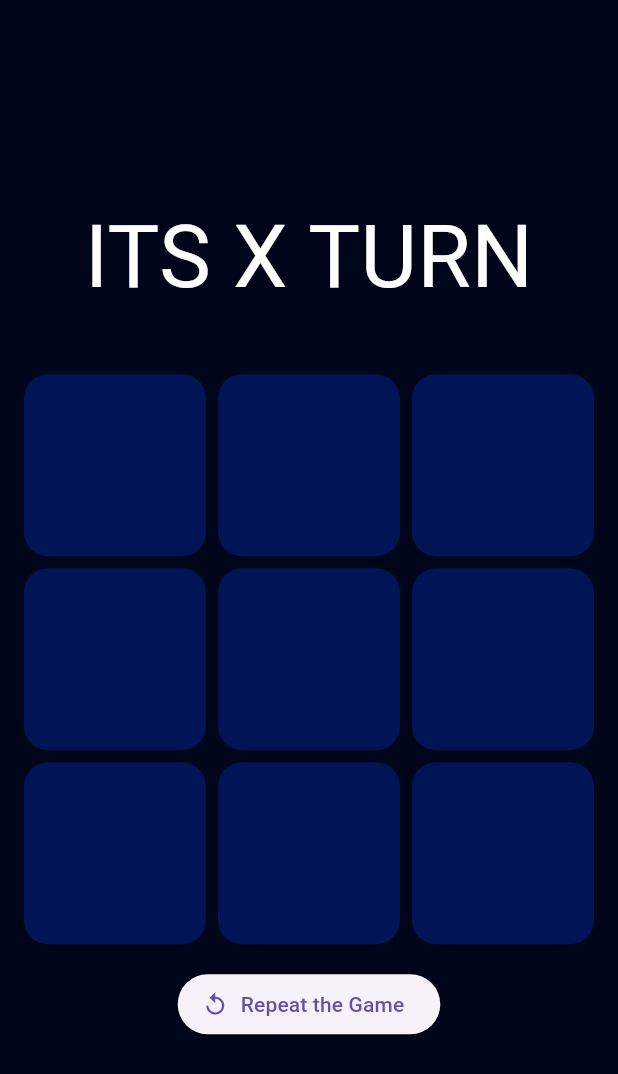
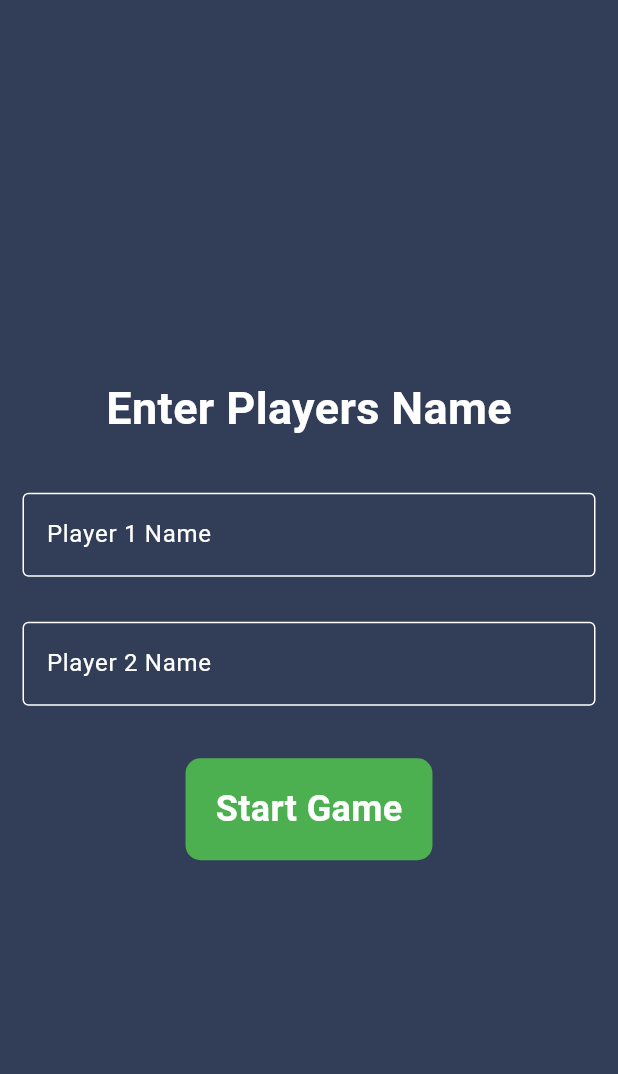
Before and after one commit to Mubashir-Jaweed/source_tree_practice, a Flutter app: the screen it shows after launch, on a phone screen of 412 x 824 dp. Shown: the top 1074 px of the screen. Run offline on Flutter 3.47's test engine with Material 3 defaults, Android fonts, the phone set to English and light mode, and no system bars.

Commit message:
theme change

```diff
--- /dev/null
+++ b/lib/game_screen.dart
@@ -0,0 +1,16 @@
+import 'package:flutter/material.dart';
+
+class GameScreen extends StatefulWidget {
+  String player1;
+  String player2;
+  GameScreen({required this.player1, required this.player2});
+  @override
+  State<GameScreen> createState() => _GameScreenState();
+}
+
+class _GameScreenState extends State<GameScreen> {
+  @override
+  Widget build(BuildContext context) {
+    return Scaffold();
+  }
+}
--- /dev/null
+++ b/lib/home_screen.dart
@@ -0,0 +1,156 @@
+import 'package:flutter/material.dart';
+import 'package:tictactoe/game_screen.dart';
+
+class HomeScreen extends StatefulWidget {
+  const HomeScreen({super.key});
+
+  @override
+  State<HomeScreen> createState() => _HomeScreenState();
+}
+
+class _HomeScreenState extends State<HomeScreen> {
+  final GlobalKey<FormState> _formKey = GlobalKey<FormState>();
+
+  final TextEditingController player1Controller = TextEditingController();
+  final TextEditingController player2Controller = TextEditingController();
+
+  @override
+  Widget build(BuildContext context) {
+    return Scaffold(
+      backgroundColor: Color(0xff323D58),
+      body: Form(
+        key: _formKey,
+        child: Column(
+          mainAxisAlignment: MainAxisAlignment.center,
+          children: [
+            Text(
+              'Enter Players Name',
+              style: TextStyle(
+                fontSize: 30,
+                fontWeight: FontWeight.bold,
+                color: Colors.white,
+              ),
+            ),
+            SizedBox(
+              height: 20,
+            ),
+            Padding(
+              padding: EdgeInsets.all(
+                (15),
+              ),
+              child: TextFormField(
+                controller: player1Controller,
+                style: TextStyle(color: Colors.white),
+                decoration: InputDecoration(
+                  focusedBorder: OutlineInputBorder(
+                    borderSide: BorderSide(
+                      color: Colors.white,
+                    ),
+                  ),
+                  focusedErrorBorder: OutlineInputBorder(
+                    borderSide: BorderSide(
+                      color: Colors.red,
+                    ),
+                  ),
+                  enabledBorder: OutlineInputBorder(
+                    borderSide: BorderSide(
+                      color: Colors.white,
+                    ),
+                  ),
+                  errorBorder: OutlineInputBorder(
+                    borderSide: BorderSide(
+                      color: Colors.red,
+                    ),
+                  ),
+                  hintText: "Player 1 Name",
+                  hintStyle: TextStyle(color: Colors.white),
+                ),
+                validator: (value) {
+                  if (value == null || value.isEmpty) {
+                    return "Please enter player 1 name";
+                  }
+                  return null;
+                },
+              ),
+            ),
+            Padding(
+              padding: EdgeInsets.all(
+                (15),
+              ),
+              child: TextFormField(
+                controller: player2Controller,
+                style: TextStyle(color: Colors.white),
+                decoration: InputDecoration(
+                  focusedBorder: OutlineInputBorder(
+                    borderSide: BorderSide(
+                      color: Colors.white,
+                    ),
+                  ),
+                  focusedErrorBorder: OutlineInputBorder(
+                    borderSide: BorderSide(
+                      color: Colors.red,
+                    ),
+                  ),
+                  enabledBorder: OutlineInputBorder(
+                    borderSide: BorderSide(
+                      color: Colors.white,
+                    ),
+                  ),
+                  errorBorder: OutlineInputBorder(
+                    borderSide: BorderSide(
+                      color: Colors.red,
+                    ),
+                  ),
+                  hintText: "Player 2 Name",
+                  hintStyle: TextStyle(color: Colors.white),
+                ),
+                validator: (value) {
+                  if (value == null || value.isEmpty) {
+                    return "Please enter player 2 name";
+                  }
+                  return null;
+                },
+              ),
+            ),
+            SizedBox(
+              height: 20,
+            ),
+            InkWell(
+              onTap: () {
+                if (_formKey.currentState!.validate()) {
+                  Navigator.push(
+                    context,
+                    MaterialPageRoute(
+                      builder: (context) => GameScreen(
+                        player1: player1Controller.text,
+                        player2: player2Controller.text,
+                      ),
+                    ),
+                  );
+                }
+              },
+              child: Container(
+                decoration: BoxDecoration(
+                  color: Colors.green,
+                  borderRadius: BorderRadius.circular(10),
+                ),
+                padding: EdgeInsets.symmetric(
+                  vertical: 17,
+                  horizontal: 20,
+                ),
+                child: Text(
+                  "Start Game",
+                  style: TextStyle(
+                    fontSize: 24,
+                    fontWeight: FontWeight.bold,
+                    color: Colors.white,
+                  ),
+                ),
+              ),
+            )
+          ],
+        ),
+      ),
+    );
+  }
+}
--- a/lib/main.dart
+++ b/lib/main.dart
@@ -1,6 +1,6 @@
 import 'package:flutter/material.dart';
-import 'package:tictactoe/ui/theme/color.dart';
-import 'package:tictactoe/utils/game_logic.dart';
+import 'package:tictactoe/home_screen.dart';
+
 
 void main() {
   runApp(const MyApp());
@@ -9,110 +9,12 @@ void main() {
 class MyApp extends StatelessWidget {
   const MyApp({super.key});
 
-  // This widget is the root of your application.
-  @override
-  Widget build(BuildContext context) {
-    return MaterialApp(home: GameScreen());
-  }
-}
-
-class GameScreen extends StatefulWidget {
-  const GameScreen({super.key});
-
-  @override
-  State<GameScreen> createState() => _GameScreenState();
-}
-
-class _GameScreenState extends State<GameScreen> {
-  String lastValue = "X";
-  bool gameOver = false;
-  int turn = 0;
-
-  Game game = Game();
-
-  @override
-  void initState() {
-    // TODO: implement initState
-    super.initState();
-    game.board = Game.initGameBoard();
-    print(game.board);
-  }
 
   @override
   Widget build(BuildContext context) {
-    double boardWidth = MediaQuery.of(context).size.width;
-    return Scaffold(
-      backgroundColor: MainColor.primaryColor,
-      body: Column(
-        mainAxisAlignment: MainAxisAlignment.center,
-        crossAxisAlignment: CrossAxisAlignment.center,
-        children: [
-          Text(
-            'its ${lastValue} turn'.toUpperCase(),
-            style: TextStyle(
-              color: Colors.white,
-              fontSize: 58,
-            ),
-          ),
-          SizedBox(
-            height: 20.0,
-          ),
-          Container(
-            width: boardWidth,
-            height: boardWidth,
-            child: GridView.count(
-              crossAxisCount: Game.boardLength ~/ 3,
-              padding: EdgeInsets.all(16.0),
-              mainAxisSpacing: 8.0,
-              crossAxisSpacing: 8.0,
-              children: List.generate(Game.boardLength, (index) {
-                return InkWell(
-                  onTap: gameOver
-                      ? null
-                      : () {
-                          if (game.board![index] == '') {}
-                          setState(() {
-                            game.board![index] = lastValue;
-                            if (lastValue == "X")
-                              lastValue = 'O';
-                            else
-                              lastValue = "X";
-                          });
-                        },
-                  child: Container(
-                    width: Game.blocSize,
-                    height: Game.blocSize,
-                    decoration: BoxDecoration(
-                      color: MainColor.secondaryColor,
-                      borderRadius: BorderRadius.circular(16.0),
-                    ),
-                    child: Center(
-                      child: Text(
-                        game.board![index],
-                        style: TextStyle(
-                          color: game.board![index] == "X"
-                              ? Colors.blue
-                              : Colors.pink,
-                          fontSize: 64.0,
-                        ),
-                      ),
-                    ),
-                  ),
-                );
-              }),
-            ),
-          ),
-          ElevatedButton.icon(
-            onPressed: () {
-              setState(() {
-                game.board = Game.initGameBoard();
-              });
-            },
-            icon: Icon(Icons.replay),
-            label: Text('Repeat the Game'),
-          )
-        ],
-      ),
-    );
+    return MaterialApp(
+      debugShowCheckedModeBanner: false,
+      home: HomeScreen()
+      );
   }
 }
--- a/lib/ui/theme/color.dart
+++ /dev/null
@@ -1,7 +0,0 @@
- import "package:flutter/material.dart";
-
- class MainColor{
-  static Color primaryColor = Color(0xff00061a);
-  static Color secondaryColor = Color(0xff001456);
-  static Color accentColor = Color(0xff4169e8);
- }
--- a/lib/utils/game_logic.dart
+++ /dev/null
@@ -1,15 +0,0 @@
-class Player{
-  static const x = 'X';
-  static const o = 'O';
-  static const empty = '';
-}
-
-class Game{
-  static final boardLength= 9;
-  static final blocSize = 100.0;
-
-
-  List<String>? board;
-
-  static List<String>? initGameBoard() => List.generate(boardLength, (index) => Player.empty);
-}
```
